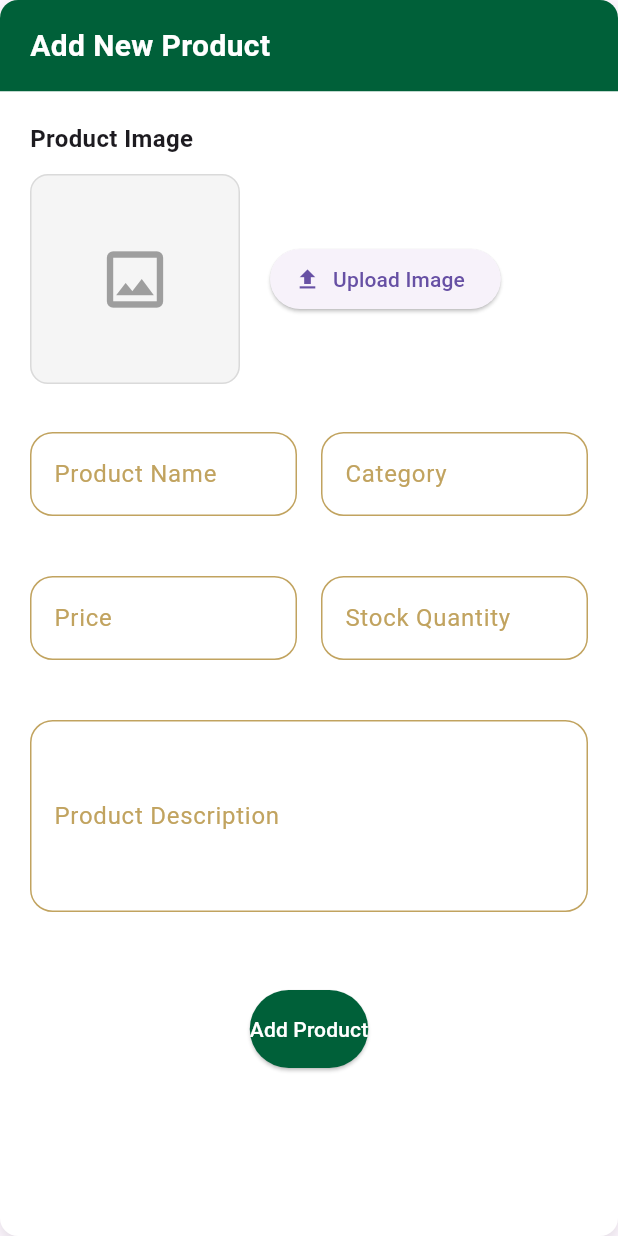
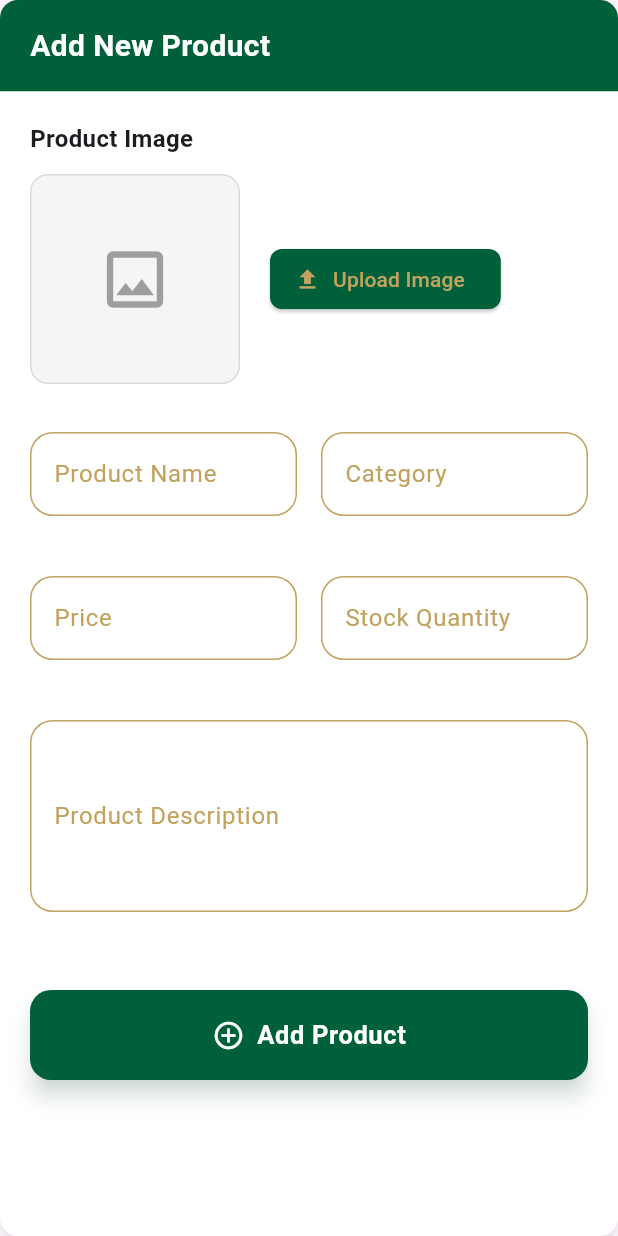
Before and after one commit to ahmedhamzarana/adminapp, a Flutter app: the AddProduct widget shown alone on an empty page, opened directly, on a phone screen of 412 x 824 dp. Run offline on Flutter 3.47's test engine with Material 3 defaults, Android fonts, the phone set to English and light mode, and no system bars.

Commit message:
Resolve problems

```diff
--- a/lib/main.dart
+++ b/lib/main.dart
@@ -27,6 +27,7 @@ class MyApp extends StatelessWidget {
   @override
   Widget build(BuildContext context) {
     return MaterialApp(
+      debugShowCheckedModeBanner: false,
       title: 'Flutter Demo',
       initialRoute: AppRoutes.splashRoute,
       routes: AppRoutes.routes,
--- a/lib/screens/dashboard/add_product.dart
+++ b/lib/screens/dashboard/add_product.dart
@@ -84,8 +84,20 @@ class AddProduct extends StatelessWidget {
                       const SizedBox(width: 20),
                       ElevatedButton.icon(
                         onPressed: () {},
-                        icon: const Icon(Icons.upload),
-                        label: const Text("Upload Image"),
+                        icon: const Icon(
+                          Icons.upload,
+                          color: AppColors.secondary,
+                        ),
+                        label: const Text(
+                          "Upload Image",
+                          style: TextStyle(color: AppColors.secondary),
+                        ),
+                        style: ElevatedButton.styleFrom(
+                          backgroundColor: AppColors.primary,
+                          shape: RoundedRectangleBorder(
+                            borderRadius: BorderRadius.circular(8),
+                          ),
+                        ),
                       ),
                     ],
                   ),
@@ -148,13 +160,11 @@ class AddProduct extends StatelessWidget {
 
                   const SizedBox(height: 32),
 
-                  /// Buttons
-                  Row(
-                    mainAxisAlignment: MainAxisAlignment.center,
-                    children: [
-                      ElevatedButton(
+                  /// Improved Button UI
+                  SizedBox(
+                    width: double.infinity,
+                    child: ElevatedButton.icon(
                       onPressed: () {
-                          // Validate form
                         bool isValid = proProvider.proValidateform(context);
                         if (isValid) {
                           ScaffoldMessenger.of(context).showSnackBar(
@@ -164,17 +174,30 @@ class AddProduct extends StatelessWidget {
                           );
                         }
                       },
-                        style: ElevatedButton.styleFrom(
-                          padding: const EdgeInsets.symmetric(vertical: 16),
-                          backgroundColor:
-                              AppColors.primary, // Optional custom color
+                      icon: const Icon(
+                        Icons.add_circle_outline,
+                        size: 22,
+                        color: Colors.white,
                       ),
-                        child: const Text(
+                      label: const Text(
                         "Add Product",
-                          style: TextStyle(color: AppColors.bgcolor),
+                        style: TextStyle(
+                          fontSize: 17,
+                          fontWeight: FontWeight.w600,
+                          color: Colors.white,
+                          letterSpacing: 0.4,
                         ),
                       ),
-                    ],
+                      style: ElevatedButton.styleFrom(
+                        padding: const EdgeInsets.symmetric(vertical: 18),
+                        backgroundColor: AppColors.primary,
+                        elevation: 6,
+                        shadowColor: AppColors.primary.withOpacity(0.4),
+                        shape: RoundedRectangleBorder(
+                          borderRadius: BorderRadius.circular(14),
+                        ),
+                      ),
+                    ),
                   ),
                 ],
               ),
--- a/lib/screens/dashboard/main_view.dart
+++ b/lib/screens/dashboard/main_view.dart
@@ -21,7 +21,7 @@ class MainView extends StatelessWidget {
                   crossAxisAlignment: CrossAxisAlignment.start,
                   children: [
                     const Text(
-                      "Horology Suite", // Elegant brand name
+                      "Watches Hub", // Elegant brand name
                       style: TextStyle(
                         fontSize: 28,
                         fontWeight: FontWeight.bold,
--- a/lib/utils/app_colors.dart
+++ b/lib/utils/app_colors.dart
@@ -8,6 +8,5 @@ class AppColors {
   static const Color primary = Color(0xFF006039);
   static const Color secondary = Color(0xFFC1A35F);
   static const Color info = Colors.yellow;
-  static const apptextcolor = Color(0xFFECEFF1);
-  static const appstatusbarcolor = Color(0xFF90A4AE);
+  static const Color barcolor = Color(0xFF90A4AE);
 }
--- a/lib/utils/app_routes.dart
+++ b/lib/utils/app_routes.dart
@@ -1,3 +1,4 @@
+import 'package:adminapp/screens/dashboard/add_product.dart';
 import 'package:adminapp/screens/home_screen.dart';
 import 'package:adminapp/screens/login_screen.dart';
 import 'package:adminapp/screens/splash_screen.dart';
@@ -7,10 +8,12 @@ class AppRoutes {
   static const String splashRoute = "/";
   static const String loginRoute = "/login";
   static const String homeRoute = "/home";
+  static const String addProductRoute = "/addproduct";
 
   static Map<String, WidgetBuilder> routes = {
     splashRoute: (context) => SplashScreen(),
     loginRoute: (context) => LoginScreen(),
     homeRoute: (context) => HomeScreen(),
+    addProductRoute: (context) => AddProduct(),
   };
 }
```
Also changed, not shown: lib/screens/dashboard/order_table_view.dart (+18 -20 lines), lib/screens/dashboard/product_table_view.dart (+53 -80 lines), lib/screens/dashboard/users_table_view.dart (+17 -21 lines). Lines whose indentation alone changed are shown as unchanged.
